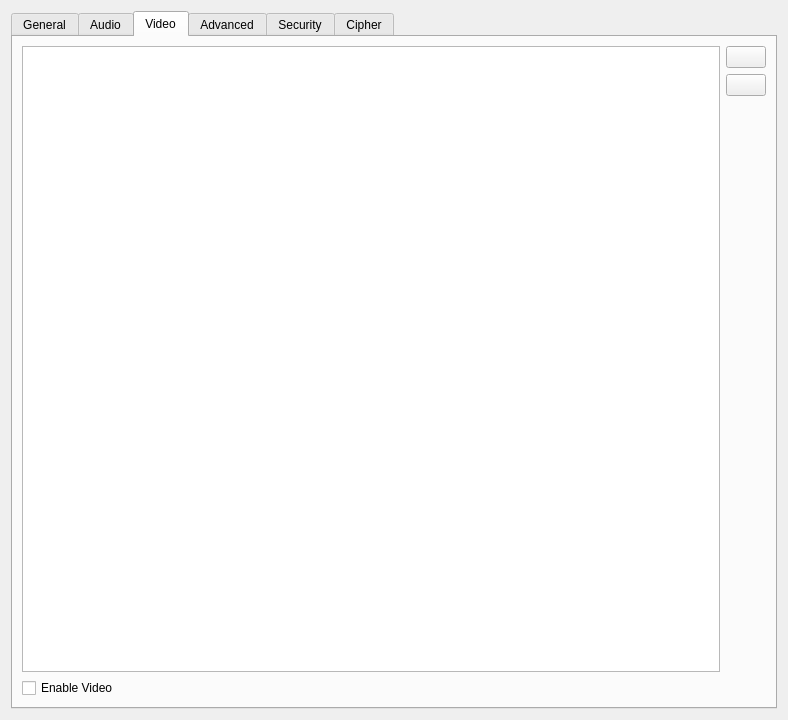
Qt form accountdetails.ui (savoirfairelinux/jami-client-windows) before a commit.
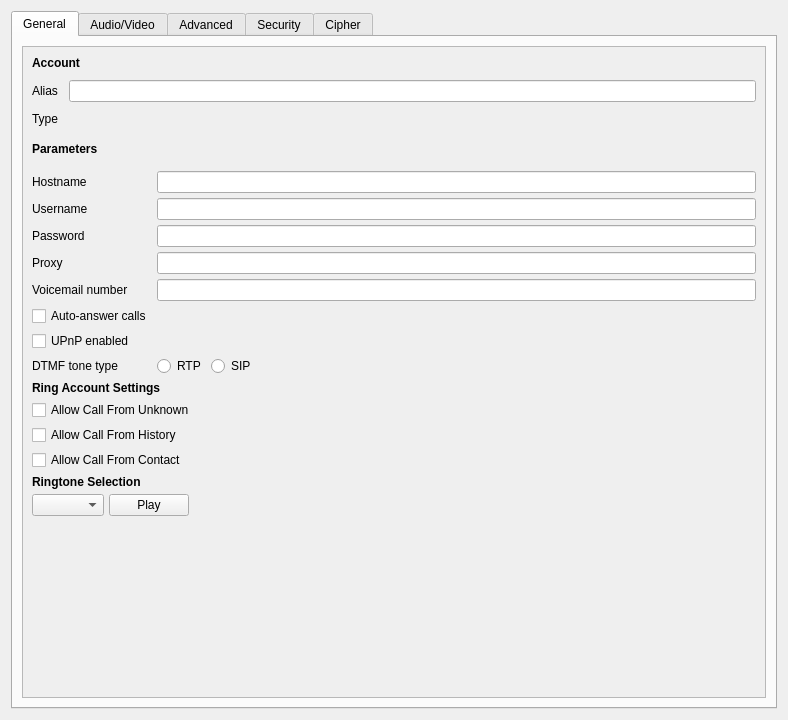
The same form after that commit. The open tabs and pages were chosen to show the change. Icons and pictures are not drawn.

Commit message:
settings: merge audio and video panel
Tuleap: #422

Diff of the .ui file:
```diff
--- a/accountdetails.ui
+++ b/accountdetails.ui
@@ -488,7 +488,7 @@
        </sizepolicy>
       </property>
       <attribute name="title">
-       <string>Audio</string>
+       <string>Audio/Video</string>
       </attribute>
       <layout class="QGridLayout" name="gridLayout_2">
        <item row="0" column="2">
@@ -564,28 +564,11 @@
          </property>
         </widget>
        </item>
-      </layout>
-     </widget>
-     <widget class="QWidget" name="video_codec_tab">
-      <property name="sizePolicy">
-       <sizepolicy hsizetype="MinimumExpanding" vsizetype="MinimumExpanding">
-        <horstretch>0</horstretch>
-        <verstretch>0</verstretch>
-       </sizepolicy>
-      </property>
-      <attribute name="title">
-       <string>Video</string>
-      </attribute>
-      <layout class="QGridLayout" name="gridLayout">
-       <item row="2" column="0">
-        <widget class="QCheckBox" name="lrcfg_isVideoEnabled">
-         <property name="text">
-          <string>Enable Video</string>
-         </property>
-        </widget>
+       <item row="0" column="3">
+        <widget class="QTableView" name="videoCodecView"/>
        </item>
-       <item row="0" column="2">
-        <layout class="QVBoxLayout" name="verticalLayout_2">
+       <item row="0" column="4">
+        <layout class="QVBoxLayout" name="verticalLayout_14">
          <property name="leftMargin">
           <number>0</number>
          </property>
@@ -641,16 +624,6 @@
          </item>
         </layout>
        </item>
-       <item row="0" column="0">
-        <widget class="QTableView" name="videoCodecView">
-         <property name="sizePolicy">
-          <sizepolicy hsizetype="MinimumExpanding" vsizetype="MinimumExpanding">
-           <horstretch>0</horstretch>
-           <verstretch>0</verstretch>
-          </sizepolicy>
-         </property>
-        </widget>
-       </item>
       </layout>
      </widget>
      <widget class="QWidget" name="advancedTab">
```
Left out of the diff: 2 changed lines with no effect on the pictures. The commit also changes 1 other file.
